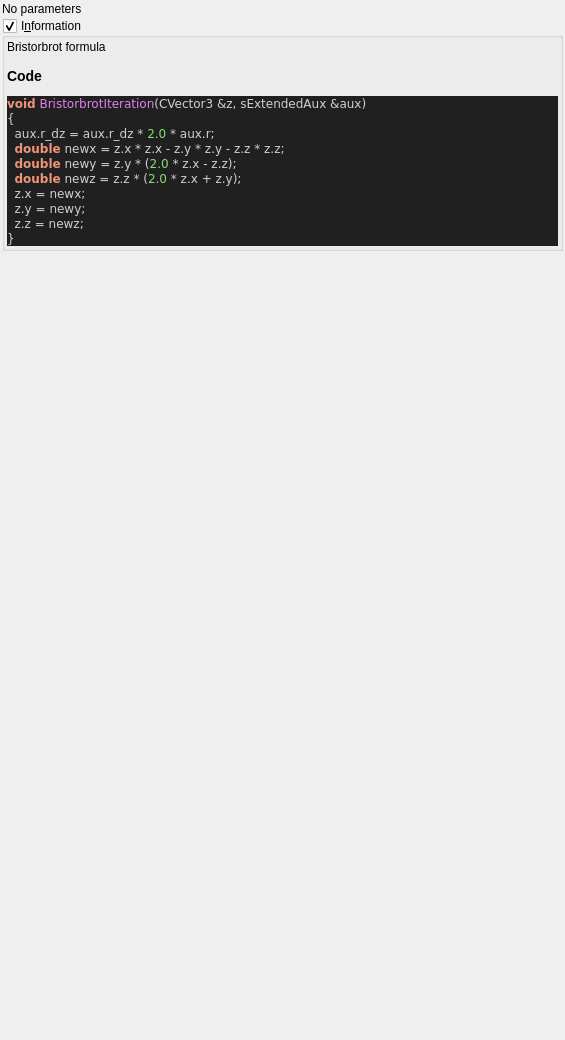
This is mandelbulber2/qt_data/fractal_bristorbrot.ui in buddhi1980/mandelbulber2 as Qt 5 draws it before an edit. The edited form follows.
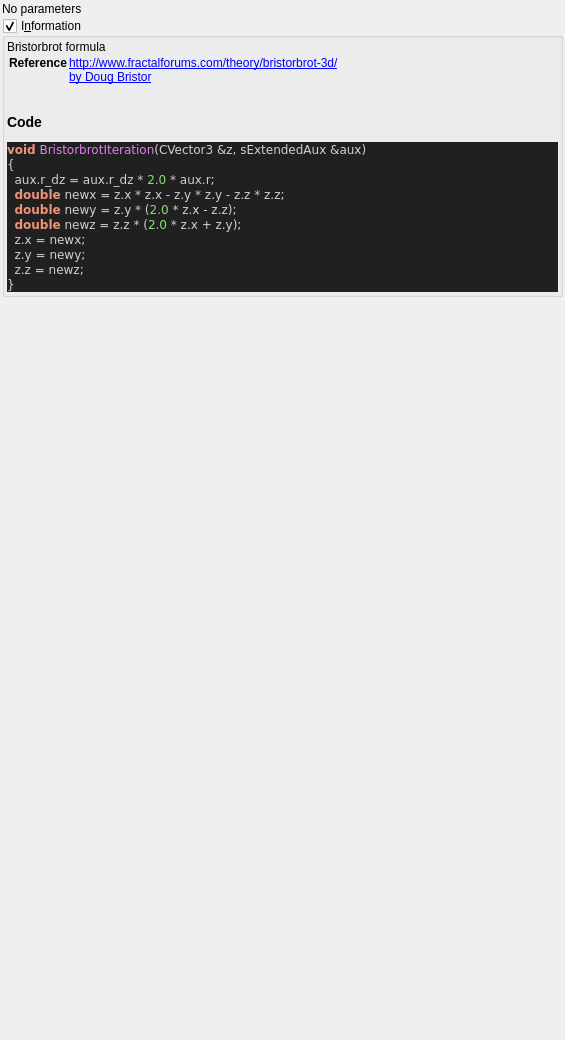
This is the edited form. Custom widgets are drawn as their Qt base class.

What changed in the file:
```diff
--- a/mandelbulber2/qt_data/fractal_bristorbrot.ui
+++ b/mandelbulber2/qt_data/fractal_bristorbrot.ui
@@ -67,6 +67,9 @@
        <widget class="QLabel" name="label_code_content">
         <property name="text">
          <string>&lt;p&gt;Bristorbrot formula&lt;/p&gt;&lt;table&gt;
+&lt;tr&gt;&lt;th&gt;Reference&lt;/th&gt;&lt;td&gt;&lt;a href=&quot;http://www.fractalforums.com/theory/bristorbrot-3d/&quot;&gt;http://www.fractalforums.com/theory/bristorbrot-3d/&lt;br&gt;
+&lt;a href=&quot;by Doug Bristor&quot;&gt;by Doug Bristor&lt;br&gt;
+&lt;/td&gt;&lt;/tr&gt;
 &lt;/table&gt;
 &lt;h3&gt;Code&lt;/h3&gt;
 &lt;body style=&quot;background-color:#202020&quot;&gt;
```
